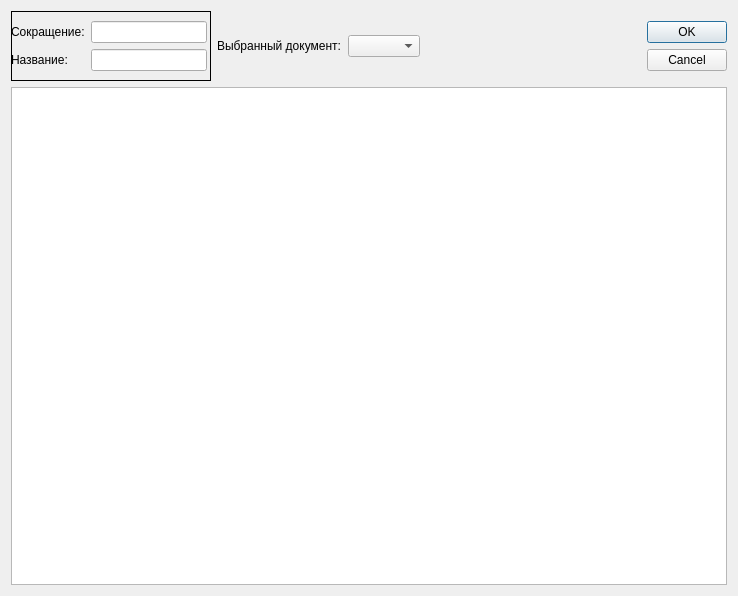
This is keysremedlist.ui in iliner23/openRadar as Qt 5 draws it before an edit. The edited form follows.
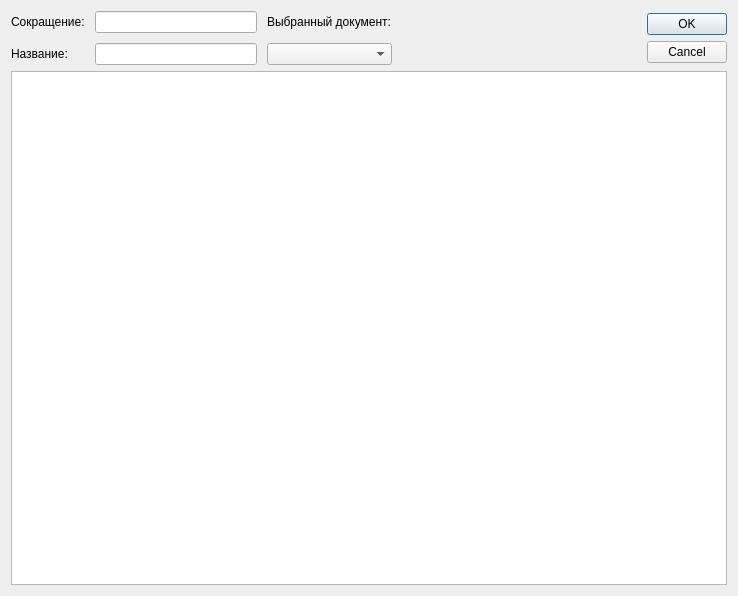
This is the edited form.

```diff
--- a/keysremedlist.ui
+++ b/keysremedlist.ui
@@ -13,38 +13,13 @@
   <property name="windowTitle">
    <string>Окно выбора препаратов</string>
   </property>
-  <layout class="QVBoxLayout" name="verticalLayout" stretch="0,1">
-   <item>
+  <layout class="QGridLayout" name="gridLayout" rowstretch="0,1">
+   <item row="0" column="0">
     <layout class="QHBoxLayout" name="horizontalLayout">
+     <property name="spacing">
+      <number>10</number>
+     </property>
      <item>
-      <widget class="QFrame" name="frame">
-       <property name="minimumSize">
-        <size>
-         <width>200</width>
-         <height>70</height>
-        </size>
-       </property>
-       <property name="maximumSize">
-        <size>
-         <width>16777215</width>
-         <height>16777215</height>
-        </size>
-       </property>
-       <property name="frameShape">
-        <enum>QFrame::Box</enum>
-       </property>
-       <property name="frameShadow">
-        <enum>QFrame::Plain</enum>
-       </property>
-       <widget class="QWidget" name="layoutWidget">
-        <property name="geometry">
-         <rect>
-          <x>0</x>
-          <y>10</y>
-          <width>196</width>
-          <height>57</height>
-         </rect>
-        </property>
         <layout class="QFormLayout" name="formLayout">
          <property name="sizeConstraint">
           <enum>QLayout::SetDefaultConstraint</enum>
@@ -84,9 +59,9 @@
           </widget>
          </item>
         </layout>
-       </widget>
-      </widget>
      </item>
+     <item>
+      <layout class="QVBoxLayout" name="verticalLayout">
      <item>
       <widget class="QLabel" name="label_3">
        <property name="text">
@@ -97,6 +72,8 @@
      <item>
       <widget class="QComboBox" name="comboBox"/>
      </item>
+      </layout>
+     </item>
      <item>
       <spacer name="horizontalSpacer">
        <property name="orientation">
@@ -125,7 +102,7 @@
      </item>
     </layout>
    </item>
-   <item>
+   <item row="1" column="0">
     <layout class="QHBoxLayout" name="horizontalLayout_4">
      <item>
       <widget class="QTableView" name="tableView">
```
Left out of the diff: 22 changed lines with no effect on the pictures. Lines whose indentation alone changed are shown as unchanged.
